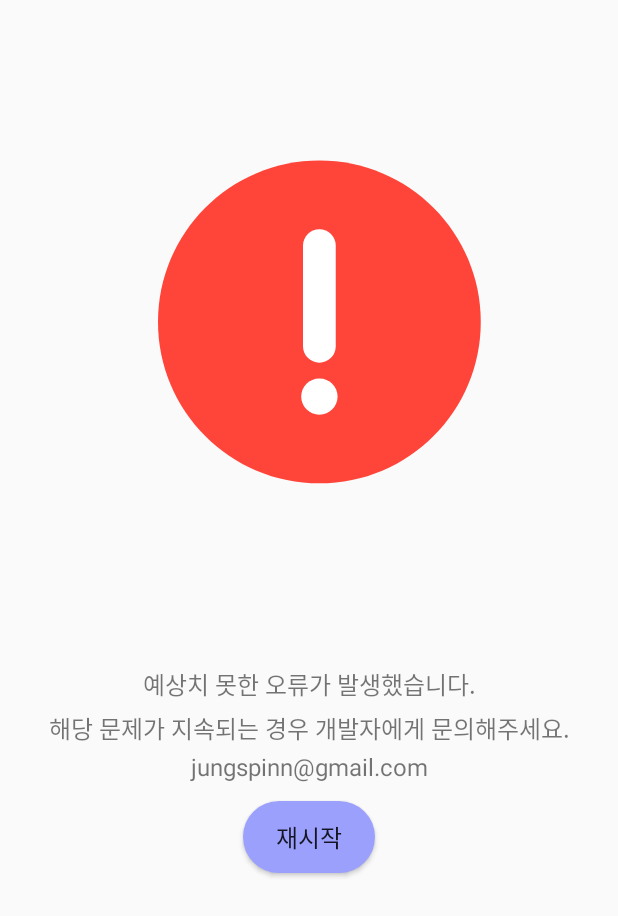
After one commit to jungspin/android-pair-play, an Android app built with Jetpack Compose: the ErrorActivity screen opened directly, with no data from a screen before it, on a phone screen of 412 x 824 dp. The commit adds this screen. Shown: the top 916 px of the screen. Run offline under Robolectric (Android 15) with nearby library versions, the phone set to English and light mode, and no system bars.

Commit message:
전역적인 예외처리 추가 + crashlytics 추가 + 기기 검색 중 앱 종료 시 검색 중단하도록 변경

```diff
--- /dev/null
+++ b/app/src/main/java/com/pinslog/pairplay/view/ErrorActivity.kt
@@ -0,0 +1,23 @@
+package com.pinslog.pairplay.view
+
+import android.content.Intent
+import androidx.appcompat.app.AppCompatActivity
+import android.os.Bundle
+import com.pinslog.pairplay.databinding.ActivityErrorBinding
+
+class ErrorActivity : AppCompatActivity() {
+    private lateinit var binding : ActivityErrorBinding
+    override fun onCreate(savedInstanceState: Bundle?) {
+        super.onCreate(savedInstanceState)
+        binding = ActivityErrorBinding.inflate(layoutInflater)
+        setContentView(binding.root)
+
+        binding.errorRestartBtn.setOnClickListener {
+            val intent = Intent(this, MainActivity::class.java)
+            startActivity(intent)
+            finish()
+        }
+    }
+
+
+}
--- a/app/src/main/java/com/pinslog/pairplay/view/MainActivity.kt
+++ b/app/src/main/java/com/pinslog/pairplay/view/MainActivity.kt
@@ -11,7 +11,6 @@ import com.pinslog.pairplay.databinding.ActivityMainBinding
 
 class MainActivity : AppCompatActivity() {
 
-    private val mContext: Context = this
     private lateinit var binding: ActivityMainBinding
     private val tabTitleArray = arrayOf("페어링 가능 목록", "페어링 된 기기")
 
@@ -34,10 +33,6 @@ class MainActivity : AppCompatActivity() {
 
     }
 
-    override fun onDestroy() {
-        super.onDestroy()
-        LoadingFragment.hideLoading()
-    }
 
 
 
--- /dev/null
+++ b/app/src/main/res/layout/activity_error.xml
@@ -0,0 +1,45 @@
+<?xml version="1.0" encoding="utf-8"?>
+<androidx.constraintlayout.widget.ConstraintLayout xmlns:android="http://schemas.android.com/apk/res/android"
+    xmlns:app="http://schemas.android.com/apk/res-auto"
+    xmlns:tools="http://schemas.android.com/tools"
+    android:layout_width="match_parent"
+    android:layout_height="match_parent"
+    tools:context=".view.ErrorActivity">
+
+    <com.airbnb.lottie.LottieAnimationView
+        android:id="@+id/error_lottie_view"
+        android:layout_width="match_parent"
+        android:layout_height="0dp"
+        android:layout_marginTop="24dp"
+        app:layout_constraintHeight_percent="0.5"
+        app:layout_constraintEnd_toEndOf="parent"
+        app:layout_constraintStart_toStartOf="parent"
+        app:layout_constraintTop_toTopOf="parent"
+        app:lottie_autoPlay="true"
+        app:lottie_loop="true"
+        app:lottie_rawRes="@raw/lottie_error" />
+
+    <TextView
+        android:id="@+id/error_content_tv"
+        android:layout_width="match_parent"
+        android:layout_height="wrap_content"
+        android:text="@string/error_text"
+        android:layout_marginTop="8dp"
+        android:lineSpacingExtra="5dp"
+        android:textAlignment="center"
+        app:layout_constraintEnd_toEndOf="parent"
+        app:layout_constraintStart_toStartOf="parent"
+        app:layout_constraintTop_toBottomOf="@+id/error_lottie_view" />
+
+    <Button
+        android:id="@+id/error_restart_btn"
+        android:layout_width="wrap_content"
+        android:layout_height="wrap_content"
+        android:background="@drawable/bg_button"
+        android:layout_marginTop="12dp"
+        android:text="@string/error_btn"
+        app:layout_constraintEnd_toEndOf="parent"
+        app:layout_constraintStart_toStartOf="parent"
+        app:layout_constraintTop_toBottomOf="@+id/error_content_tv" />
+
+</androidx.constraintlayout.widget.ConstraintLayout>
--- a/app/src/main/res/values/strings.xml
+++ b/app/src/main/res/values/strings.xml
@@ -13,4 +13,6 @@
     <string name="non_bluetooth_stop_scan">검색 중지</string>
     <string name="non_bluetooth_cant_scan">검색을 시작할 수 없습니다</string>
     <string name="non_bluetooth_paired">페어링 되었습니다!</string>
+    <string name="error_text">예상치 못한 오류가 발생했습니다.\n해당 문제가 지속되는 경우 개발자에게 문의해주세요.\njungspinn@gmail.com</string>
+    <string name="error_btn">재시작</string>
 </resources>
--- a/build.gradle
+++ b/build.gradle
@@ -6,7 +6,9 @@ buildscript {
 plugins {
     id 'com.android.application' version '7.1.2' apply false
     id 'com.android.library' version '7.1.2' apply false
-    id 'org.jetbrains.kotlin.android' version '1.5.31' apply false
+    id 'org.jetbrains.kotlin.android' version '1.7.0' apply false
+    id 'com.google.gms.google-services' version '4.3.15' apply false
+    id 'com.google.firebase.crashlytics' version '2.9.8' apply false
 }
 
 task clean(type: Delete) {
```
Also changed, not shown: app/build.gradle (+13 -5 lines), app/src/main/AndroidManifest.xml (+14 -11 lines), app/src/main/java/com/pinslog/pairplay/util/PairPlayApplication.kt (added, +36 -0 lines), app/src/main/java/com/pinslog/pairplay/view/LoadingFragment.kt (+8 -13 lines), app/src/main/java/com/pinslog/pairplay/view/NonPairedFragment.kt (+29 -11 lines), app/src/main/res/raw/lottie_error.json (added, +1 -0 lines).
